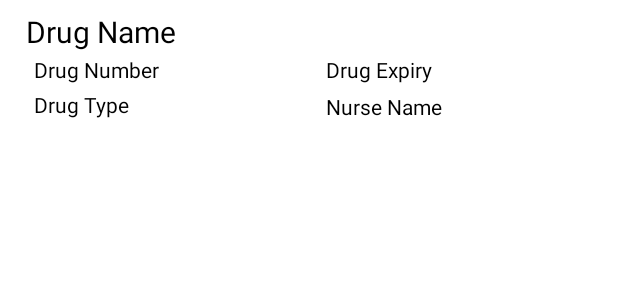
After one commit to Egor-Leleka/Mediphix-MobileApp, an Android app: the layout disposed_drugs_item.xml on its own in the app's theme, with its tools: preview values and no code run, on a phone screen of 412 x 824 dp. The commit adds this screen. Shown: the top 300 px of the screen. Run offline under Robolectric (Android 15) with nearby library versions, the phone set to English and light mode, and no system bars.

Commit message:
1. Added logic to display disposed drugs correctly with filtering by check date. 2. Added bottom margin for few screens. 3. Fixed issue of disposed drug check data not saving properly.

```diff
--- /dev/null
+++ b/app/src/main/java/com/example/mediphix_app/DisposedDrugsCheck.kt
@@ -0,0 +1,6 @@
+package com.example.mediphix_app
+
+data class DisposedDrugsCheck (
+    val checkDate : String? = null,
+    val disposedDrugsList : List<DisposedDrug>? = null
+) {}
--- a/app/src/main/res/layout/check_history_page.xml
+++ b/app/src/main/res/layout/check_history_page.xml
@@ -4,6 +4,7 @@
     xmlns:tools="http://schemas.android.com/tools"
     android:layout_width="match_parent"
     android:layout_height="match_parent"
+    android:layout_marginBottom="30dp"
     tools:context=".CheckHistory">
 
     <androidx.constraintlayout.widget.ConstraintLayout
@@ -41,8 +42,9 @@
             android:layout_width="match_parent"
             android:layout_height="match_parent"
             android:layout_marginTop="40dp"
-            app:layout_constraintTop_toBottomOf="@+id/textView"
-            tools:layout_editor_absoluteX="0dp" />
+            app:layout_constraintEnd_toEndOf="parent"
+            app:layout_constraintStart_toStartOf="parent"
+            app:layout_constraintTop_toBottomOf="@+id/textView" />
 
     </androidx.constraintlayout.widget.ConstraintLayout>
 
--- /dev/null
+++ b/app/src/main/res/layout/disposed_drugs_item.xml
@@ -0,0 +1,90 @@
+<?xml version="1.0" encoding="utf-8"?>
+<LinearLayout xmlns:android="http://schemas.android.com/apk/res/android"
+    xmlns:tools="http://schemas.android.com/tools"
+    android:layout_width="match_parent"
+    android:layout_height="wrap_content"
+    android:padding="5dp">
+
+    <RelativeLayout
+        android:layout_width="match_parent"
+        android:layout_height="wrap_content"
+        android:padding="2dp">
+
+        <TextView
+            android:id="@+id/drug_name"
+            android:layout_width="wrap_content"
+            android:layout_height="wrap_content"
+            android:layout_alignParentStart="true"
+            android:layout_marginStart="10dp"
+            android:ellipsize="end"
+            android:maxLines="1"
+            android:textColor="@color/black"
+            android:textSize="20dp"
+            tools:text="Drug Name" />
+
+        <TextView
+            android:id="@+id/drug_number"
+            android:layout_width="wrap_content"
+            android:layout_height="wrap_content"
+            android:layout_below="@+id/drug_name"
+            android:layout_alignParentStart="true"
+            android:layout_marginStart="10dp"
+            android:ellipsize="end"
+            android:maxLines="1"
+            android:paddingLeft="5dp"
+            android:paddingTop="2dp"
+            android:paddingBottom="2dp"
+            android:textColor="@color/black"
+            android:textSize="14sp"
+            tools:text="Drug Number" />
+
+        <TextView
+            android:id="@+id/drug_type"
+            android:layout_width="150sp"
+            android:layout_height="wrap_content"
+            android:layout_below="@+id/drug_number"
+            android:layout_alignParentStart="true"
+            android:layout_marginStart="10dp"
+            android:ellipsize="end"
+            android:maxLines="1"
+            android:paddingLeft="5dp"
+            android:paddingTop="2dp"
+            android:paddingBottom="3dp"
+            android:textColor="@color/black"
+            android:textSize="14sp"
+            tools:text="Drug Type" />
+
+        <TextView
+            android:id="@+id/drug_expiry"
+            android:layout_width="wrap_content"
+            android:layout_height="wrap_content"
+            android:layout_below="@+id/drug_name"
+            android:layout_toEndOf="@id/drug_type"
+            android:ellipsize="end"
+            android:maxLines="1"
+            android:paddingTop="2dp"
+            android:paddingBottom="3dp"
+            android:layout_centerVertical="true"
+            android:layout_marginLeft="50dp"
+            android:textColor="@color/black"
+            android:textSize="14sp"
+            tools:text="Drug Expiry" />
+
+        <TextView
+            android:id="@+id/nurse_name"
+            android:layout_width="wrap_content"
+            android:layout_height="wrap_content"
+            android:layout_below="@+id/drug_expiry"
+            android:layout_toEndOf="@id/drug_type"
+            android:ellipsize="end"
+            android:maxLines="1"
+            android:paddingTop="2dp"
+            android:paddingBottom="3dp"
+            android:layout_centerVertical="true"
+            android:layout_marginLeft="50dp"
+            android:textColor="@color/black"
+            android:textSize="14sp"
+            tools:text="Nurse Name" />
+
+    </RelativeLayout>
+</LinearLayout>
--- a/app/src/main/res/layout/disposed_drugs_page.xml
+++ b/app/src/main/res/layout/disposed_drugs_page.xml
@@ -4,6 +4,7 @@
     xmlns:tools="http://schemas.android.com/tools"
     android:layout_width="match_parent"
     android:layout_height="match_parent"
+    android:layout_marginBottom="30dp"
     tools:context=".DisposedDrugs">
 
     <androidx.constraintlayout.widget.ConstraintLayout
--- a/app/src/main/res/layout/drug_check_finalize_page.xml
+++ b/app/src/main/res/layout/drug_check_finalize_page.xml
@@ -163,6 +163,12 @@
             android:layout_toRightOf="@+id/dummyView"
             android:backgroundTint="#018958"
             android:text="SAVE" />
+
+        <ProgressBar
+            android:id="@+id/myProgressBar"
+            android:layout_width="wrap_content"
+            android:layout_height="wrap_content"
+            android:visibility="gone" />
     </RelativeLayout>
 
 </RelativeLayout>
--- a/app/src/main/res/layout/list_of_drugs_page.xml
+++ b/app/src/main/res/layout/list_of_drugs_page.xml
@@ -4,6 +4,7 @@
     xmlns:tools="http://schemas.android.com/tools"
     android:layout_width="match_parent"
     android:layout_height="match_parent"
+    android:layout_marginBottom="30dp"
     tools:context=".ListOfDrugs">
 
     <androidx.constraintlayout.widget.ConstraintLayout
--- a/app/src/main/res/layout/manage_checks_page.xml
+++ b/app/src/main/res/layout/manage_checks_page.xml
@@ -4,6 +4,7 @@
     xmlns:tools="http://schemas.android.com/tools"
     android:layout_width="match_parent"
     android:layout_height="match_parent"
+    android:layout_marginBottom="30dp"
     tools:context=".ManageChecks">
 
     <androidx.constraintlayout.widget.ConstraintLayout
```
Also changed, not shown: app/src/main/java/com/example/mediphix_app/DisposedDrug.kt (added, +10 -0 lines), app/src/main/java/com/example/mediphix_app/DisposedDrugs.kt (+75 -31 lines), app/src/main/java/com/example/mediphix_app/DrugCheckFinalize.kt (+15 -1 lines), app/src/main/java/com/example/mediphix_app/drugs/DisposedDrugsAdapter.kt (added, +48 -0 lines), app/src/main/java/com/example/mediphix_app/drugs/DisposedDrugsCheckAdapter.kt (added, +41 -0 lines), app/src/main/res/layout/disposed_drugs_check_item.xml (added, +30 -0 lines), app/src/main/java/com/example/mediphix_app/Drugs.kt (indentation only).
